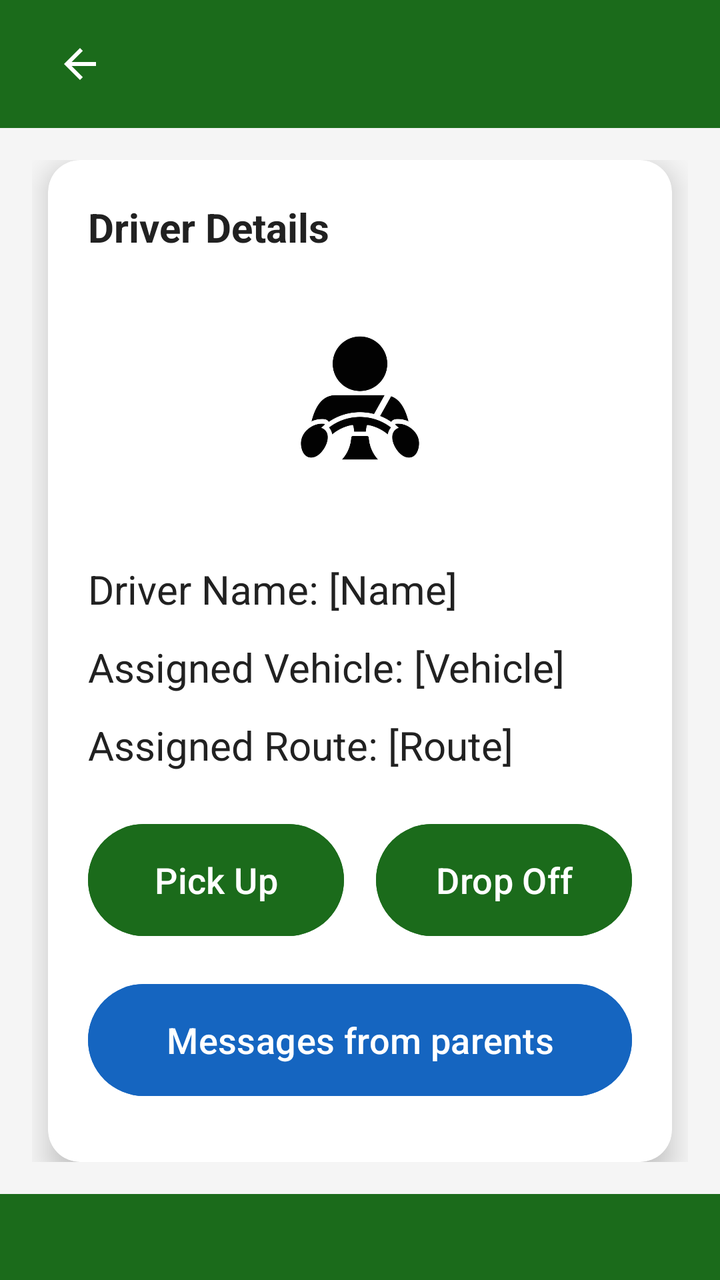
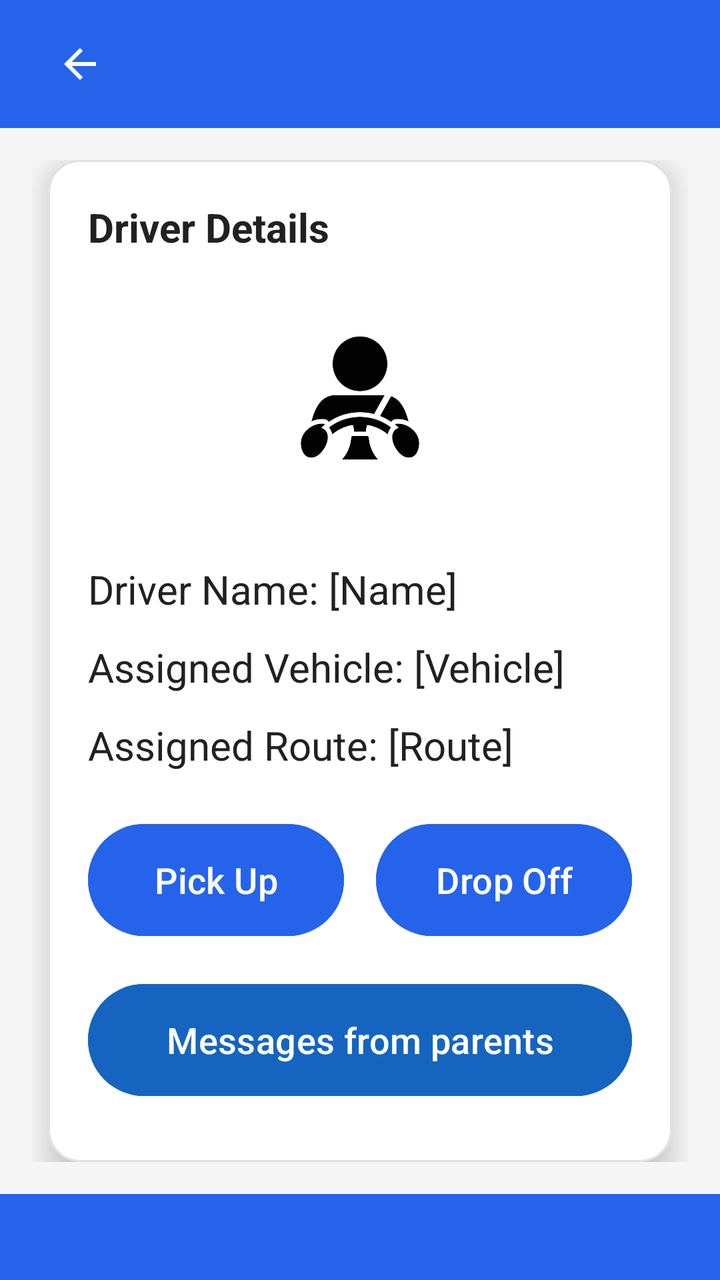

Two renders of the same Android screen: before a commit and after it. Below are the layout's source before the change and the commit's diff.
<!-- AndroidManifest.xml: application theme Theme.TransportApp -->
<!-- res/layout/activity_driver_landing.xml -->
<?xml version="1.0" encoding="utf-8"?>
<LinearLayout xmlns:android="http://schemas.android.com/apk/res/android"
    xmlns:app="http://schemas.android.com/apk/res-auto"
    android:id="@+id/main"
    android:layout_width="match_parent"
    android:layout_height="match_parent"
    android:background="@color/screen_background"
    android:orientation="vertical">

    
    <include
        layout="@layout/toolbar"
        android:layout_width="match_parent"
        android:layout_height="?attr/actionBarSize" />

    
    <LinearLayout
        android:layout_width="match_parent"
        android:layout_height="0dp"
        android:layout_weight="1"
        android:orientation="vertical"
        android:padding="16dp">

        
        <com.google.android.material.card.MaterialCardView
            android:layout_width="match_parent"
            android:layout_height="wrap_content"
            android:layout_marginHorizontal="8dp"
            app:cardCornerRadius="16dp"
            app:cardElevation="8dp"
            android:backgroundTint="@color/surface">

            <LinearLayout
                android:layout_width="match_parent"
                android:layout_height="wrap_content"
                android:orientation="vertical"
                android:padding="20dp">

                <TextView
                    android:layout_width="wrap_content"
                    android:layout_height="wrap_content"
                    android:paddingBottom="12dp"
                    android:text="@string/driver_details"
                    android:textColor="@color/text_primary"
                    android:textSize="20sp"
                    android:textStyle="bold" />

                <ImageView
                    android:contentDescription="@null"
                    android:id="@+id/driverImageView"
                    android:layout_width="120dp"
                    android:layout_height="120dp"
                    android:layout_gravity="center"
                    android:layout_marginBottom="16dp"
                    android:background="@drawable/circle_background"
                    android:src="@drawable/driver"
                    android:scaleType="centerCrop" />

                <TextView
                    android:id="@+id/driverNameTextView"
                    android:layout_width="match_parent"
                    android:layout_height="wrap_content"
                    android:paddingVertical="6dp"
                    android:text="@string/driver_name_name"
                    android:textColor="@color/text_primary"
                    android:textSize="20sp" />

                <TextView
                    android:id="@+id/vehicleTextView"
                    android:layout_width="match_parent"
                    android:layout_height="wrap_content"
                    android:paddingVertical="6dp"
                    android:text="@string/assigned_vehicle_vehicle"
                    android:textColor="@color/text_primary"
                    android:textSize="20sp"/>

                <TextView
                    android:id="@+id/routeTextView"
                    android:layout_width="match_parent"
                    android:layout_height="wrap_content"
                    android:paddingVertical="6dp"
                    android:text="@string/assigned_route_route"
                    android:textColor="@color/text_primary"
                    android:textSize="20sp" />

                <LinearLayout
                    android:layout_width="match_parent"
                    android:layout_height="wrap_content"
                    android:gravity="center"
                    android:orientation="horizontal"
                    android:paddingTop="16dp"
                    android:paddingBottom="8dp">

                    <Button
                        android:id="@+id/pickUpButton"
                        android:layout_width="0dp"
                        android:layout_height="wrap_content"
                        android:minHeight="64dp"
                        android:textSize="18sp"
                        android:layout_weight="1"
                        android:layout_marginEnd="8dp"
                        android:backgroundTint="@color/green"
                        android:text="@string/pick_up"
                        android:textColor="@android:color/white" />

                    <Button
                        android:id="@+id/dropOffButton"
                        android:layout_width="0dp"
                        android:layout_height="wrap_content"
                        android:minHeight="64dp"
                        android:textSize="18sp"
                        android:layout_weight="1"
                        android:layout_marginStart="8dp"
                        android:backgroundTint="@color/green"
                        android:text="@string/drop_off"
                        android:textColor="@android:color/white" />
                </LinearLayout>

                <Button
                    android:id="@+id/messagesButton"
                    android:layout_width="match_parent"
                    android:layout_height="wrap_content"
                    android:minHeight="64dp"
                    android:textSize="18sp"
                    android:layout_marginTop="8dp"
                    android:backgroundTint="@color/blue"
                    android:text="@string/messages_from_parents"
                    android:textColor="@android:color/white" />

                
                <Button
                    android:id="@+id/sosButton"
                    android:layout_width="match_parent"
                    android:layout_height="64dp"
                    android:layout_marginTop="16dp"
                    android:backgroundTint="@color/error_red"
                    android:text="@string/sos_emergency"
                    android:textColor="@android:color/white"
                    android:textSize="20sp"
                    android:textStyle="bold" />
            </LinearLayout>
        </com.google.android.material.card.MaterialCardView>
    </LinearLayout>

    
    <include
        layout="@layout/footer"
        android:layout_width="match_parent"
        android:layout_height="wrap_content" />
</LinearLayout>
<!-- res/layout/toolbar.xml (included above) -->
<?xml version="1.0" encoding="utf-8"?>
<com.google.android.material.appbar.MaterialToolbar xmlns:android="http://schemas.android.com/apk/res/android"
    xmlns:app="http://schemas.android.com/apk/res-auto"
    android:id="@+id/toolbar"
    android:layout_width="match_parent"
    android:layout_height="?attr/actionBarSize"
    android:background="@color/green"
    android:elevation="4dp"
    android:theme="@style/ThemeOverlay.AppCompat.Dark.ActionBar">

    <ImageButton
        android:id="@+id/backButton"
        android:layout_width="48dp"
        android:layout_height="48dp"
        android:layout_marginStart="12dp"
        android:background="@null"
        android:contentDescription="@string/back_button_desc"
        android:src="@drawable/baseline_arrow_back_24"
        app:tint="@android:color/white" />

    <TextView
        android:id="@+id/toolbar_title"
        android:layout_width="wrap_content"
        android:layout_height="wrap_content"
        android:layout_gravity="center"
        android:textColor="@android:color/white"
        android:textSize="22sp"
        android:textStyle="bold" />

    
    <ImageButton
        android:id="@+id/signOutButton"
        android:layout_width="48dp"
        android:layout_height="48dp"
        android:layout_gravity="end"
        android:layout_marginEnd="8dp"
        android:background="?attr/selectableItemBackgroundBorderless"
        android:contentDescription="@string/sign_out"
        android:src="@drawable/baseline_logout_24"
        android:visibility="gone"
        app:tint="@android:color/white" />
</com.google.android.material.appbar.MaterialToolbar>
<!-- res/layout/footer.xml (included above) -->
<?xml version="1.0" encoding="utf-8"?>
<LinearLayout xmlns:android="http://schemas.android.com/apk/res/android"
    android:layout_width="match_parent"
    android:layout_height="wrap_content"
    android:background="@color/green"
    android:gravity="center"
    android:paddingVertical="12dp">

    <TextView
        android:id="@+id/footer_text"
        android:layout_width="wrap_content"
        android:layout_height="wrap_content"
        android:textColor="@android:color/white"
        android:textSize="14sp" />
</LinearLayout>
<!-- resources referenced by this layout -->
<resources>
  <color name="blue">#1565C0</color>
  <color name="error_red">#C62828</color>
  <color name="green">#1B6B1B</color>
  <color name="screen_background">#F5F5F5</color>
  <color name="surface">#FFFFFF</color>
  <color name="text_primary">#212121</color>
  <!-- drawable baseline_arrow_back_24 (drawable) -->
  <vector xmlns:android="http://schemas.android.com/apk/res/android" android:autoMirrored="true" android:height="24dp" android:tint="@color/text_secondary" android:viewportHeight="24" android:viewportWidth="24" android:width="24dp">
        
      <path android:fillColor="@android:color/white" android:pathData="M20,11H7.83l5.59,-5.59L12,4l-8,8 8,8 1.41,-1.41L7.83,13H20v-2z"/>
      
  </vector>
  <!-- drawable baseline_logout_24 (drawable) -->
  <vector xmlns:android="http://schemas.android.com/apk/res/android" android:autoMirrored="true" android:height="24dp" android:tint="@color/white" android:viewportHeight="24" android:viewportWidth="24" android:width="24dp">
      <path android:fillColor="@android:color/white" android:pathData="M17,7l-1.41,1.41L18.17,11H8v2h10.17l-2.58,2.58L17,17l5,-5zM4,5h8V3H4c-1.1,0 -2,0.9 -2,2v14c0,1.1 0.9,2 2,2h8v-2H4V5z"/>
  </vector>
  <!-- drawable circle_background (drawable) -->
  <?xml version="1.0" encoding="utf-8"?>
  <shape xmlns:android="http://schemas.android.com/apk/res/android"
      android:shape="oval">
      <solid android:color="@color/gray_light" />
  </shape>
  <!-- drawable driver: jpg bitmap (drawable, 13337 bytes) -->
  <string name="assigned_route_route">Assigned Route: [Route]</string>
  <string name="assigned_vehicle_vehicle">Assigned Vehicle: [Vehicle]</string>
  <string name="back_button_desc">Navigate back</string>
  <string name="driver_details">Driver Details</string>
  <string name="driver_name_name">Driver Name: [Name]</string>
  <string name="drop_off">Drop Off</string>
  <string name="messages_from_parents">Messages from parents</string>
  <string name="pick_up">Pick Up</string>
  <string name="sign_out">Sign out</string>
  <string name="sos_emergency">SOS - Emergency</string>
  <style name="Theme.TransportApp" parent="Base.Theme.TransportApp" />
  <color name="text_secondary">#616161</color>
  <color name="white">#FFFFFFFF</color>
  <color name="gray_light">#EEEEEE</color>
  <style name="Base.Theme.TransportApp" parent="Theme.Material3.DayNight.NoActionBar">
          
          <item name="colorPrimary">@color/green</item>
          <item name="colorOnPrimary">@color/white</item>
          <item name="colorSecondary">@color/accent_orange</item>
          <item name="colorOnSecondary">@color/white</item>
          
          <item name="materialCardViewStyle">@style/Widget.Material3.CardView.Elevated</item>
      </style>
  <color name="accent_orange">#B45309</color>
</resources>

<!-- the commit's change to res/layout/activity_driver_landing.xml (unified diff, before → after) -->
@@ -99,7 +99,7 @@
                         android:textSize="18sp"
                         android:layout_weight="1"
                         android:layout_marginEnd="8dp"
-                        android:backgroundTint="@color/green"
+                        android:backgroundTint="@color/brand_primary"
                         android:text="@string/pick_up"
                         android:textColor="@android:color/white" />
 
@@ -111,7 +111,7 @@
                         android:textSize="18sp"
                         android:layout_weight="1"
                         android:layout_marginStart="8dp"
-                        android:backgroundTint="@color/green"
+                        android:backgroundTint="@color/brand_primary"
                         android:text="@string/drop_off"
                         android:textColor="@android:color/white" />
                 </LinearLayout>
@@ -155,7 +155,7 @@
     android:id="@+id/toolbar"
     android:layout_width="match_parent"
     android:layout_height="?attr/actionBarSize"
-    android:background="@color/green"
+    android:background="@color/brand_primary"
     android:elevation="4dp"
     android:theme="@style/ThemeOverlay.AppCompat.Dark.ActionBar">
 
@@ -196,7 +196,7 @@
 <LinearLayout xmlns:android="http://schemas.android.com/apk/res/android"
     android:layout_width="match_parent"
     android:layout_height="wrap_content"
-    android:background="@color/green"
+    android:background="@color/brand_primary"
     android:gravity="center"
     android:paddingVertical="12dp">
 
<!-- resource entries referenced after the edit -->
@@ -1,8 +1,8 @@
 <!-- resources referenced by this layout -->
 <resources>
   <color name="blue">#1565C0</color>
+  <color name="brand_primary">#2563EB</color>
   <color name="error_red">#C62828</color>
-  <color name="green">#1B6B1B</color>
   <color name="screen_background">#F5F5F5</color>
   <color name="surface">#FFFFFF</color>
   <color name="text_primary">#212121</color>
@@ -38,14 +38,32 @@
   <color name="white">#FFFFFFFF</color>
   <color name="gray_light">#EEEEEE</color>
   <style name="Base.Theme.TransportApp" parent="Theme.Material3.DayNight.NoActionBar">
-          
-          <item name="colorPrimary">@color/green</item>
-          <item name="colorOnPrimary">@color/white</item>
+          <item name="colorPrimary">@color/theme_primary</item>
+          <item name="colorOnPrimary">@color/theme_on_primary</item>
+          <item name="colorPrimaryContainer">@color/theme_primary_container</item>
+          <item name="colorOnPrimaryContainer">@color/theme_on_primary_container</item>
           <item name="colorSecondary">@color/accent_orange</item>
           <item name="colorOnSecondary">@color/white</item>
+          <item name="colorSurfaceVariant">@color/surface_variant</item>
+          <item name="colorOutlineVariant">@color/outline_card</item>
           
-          <item name="materialCardViewStyle">@style/Widget.Material3.CardView.Elevated</item>
+          <item name="materialCardViewStyle">@style/Widget.Transport.Card</item>
       </style>
+  <color name="theme_primary">#2563EB</color>
+  <color name="theme_on_primary">#FFFFFF</color>
+  <color name="theme_primary_container">#DBEAFE</color>
+  <color name="theme_on_primary_container">#1E3A8A</color>
   <color name="accent_orange">#B45309</color>
+  <color name="surface_variant">#F1F3F4</color>
+  <color name="outline_card">#E0E0E0</color>
+  <style name="Widget.Transport.Card" parent="Widget.Material3.CardView.Elevated">
+          <item name="cardCornerRadius">@dimen/radius_l</item>
+          <item name="cardElevation">@dimen/card_elevation_default</item>
+          <item name="strokeColor">@color/outline_card</item>
+          <item name="strokeWidth">1dp</item>
+          <item name="cardBackgroundColor">@color/surface</item>
+      </style>
+  <dimen name="radius_l">16dp</dimen>
+  <dimen name="card_elevation_default">2dp</dimen>
 </resources>
 
